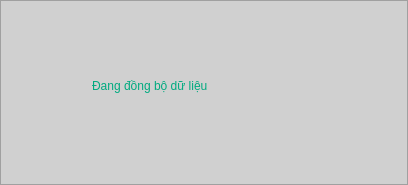
Before: the Qt Designer form Ui/WaitForUpdate.ui in Lam-dev/TheoryFaceRecognition, drawn with Qt 5.
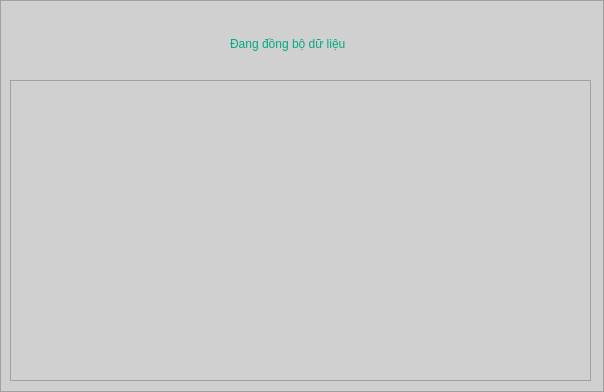
After: the same form once the commit is applied. Icons and pictures are not drawn.

What changed in the file:
```diff
--- a/Ui/WaitForUpdate.ui
+++ b/Ui/WaitForUpdate.ui
@@ -6,8 +6,8 @@
    <rect>
     <x>0</x>
     <y>0</y>
-    <width>408</width>
-    <height>185</height>
+    <width>604</width>
+    <height>392</height>
    </rect>
   </property>
   <property name="windowTitle">
@@ -25,10 +25,10 @@
   <widget class="QLabel" name="label">
    <property name="geometry">
     <rect>
-     <x>26</x>
-     <y>54</y>
-     <width>57</width>
-     <height>67</height>
+     <x>140</x>
+     <y>12</y>
+     <width>61</width>
+     <height>61</height>
     </rect>
    </property>
    <property name="text">
@@ -41,8 +41,8 @@
   <widget class="QLabel" name="label_2">
    <property name="geometry">
     <rect>
-     <x>92</x>
-     <y>52</y>
+     <x>230</x>
+     <y>10</y>
      <width>293</width>
      <height>67</height>
     </rect>
@@ -58,6 +58,16 @@
     <set>Qt::AlignLeading|Qt::AlignLeft|Qt::AlignVCenter</set>
    </property>
   </widget>
+  <widget class="QTableView" name="tableView">
+   <property name="geometry">
+    <rect>
+     <x>10</x>
+     <y>80</y>
+     <width>581</width>
+     <height>301</height>
+    </rect>
+   </property>
+  </widget>
  </widget>
  <resources/>
  <connections/>
```
